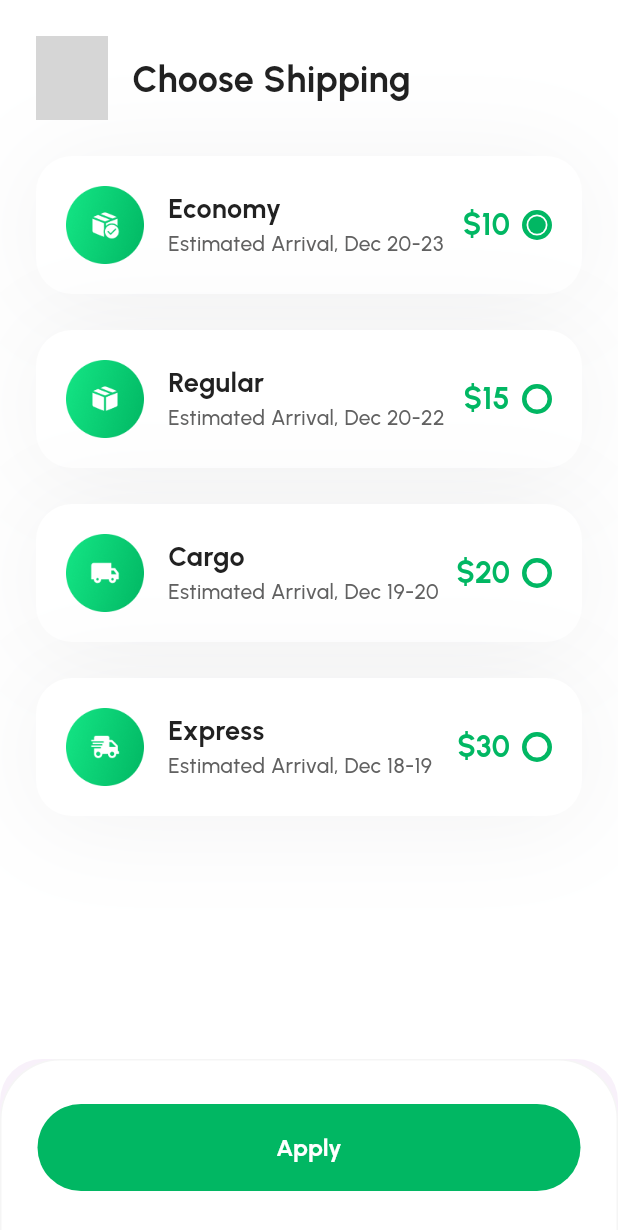
After one commit to HamiidrezaRamezani/potea-plant-e-commerce, a Flutter app: the ChooseShippingPage screen opened directly, on a phone screen of 412 x 824 dp. The commit adds this screen. Shown: the top 1230 px of the screen. Run offline on Flutter 3.47's test engine with Material 3 defaults, Android fonts, the light colour scheme and no system bars; our stand-ins replace dots_indicator, flutter_svg, lottie, pin_code_fields; grey boxes are pictures that could not be loaded.

Commit message:
add choose shipping page add

```diff
--- a/lib/DesignSystem/images/app_images.dart
+++ b/lib/DesignSystem/images/app_images.dart
@@ -51,4 +51,8 @@ class AppImages {
   static String packVector = 'assets/images/png/packVector.png';
   static String truckVector = 'assets/images/png/truckVector.png';
   static String promoVector = 'assets/images/png/promoVector.png';
+  static String cargoVector = 'assets/images/png/cargoVector.png';
+  static String regularVector = 'assets/images/png/regularVector.png';
+  static String expressVector = 'assets/images/png/expressVector.png';
+  static String economyVector = 'assets/images/png/economyVector.png';
 }
--- a/lib/Presentation/ui/index_screens/cart_order_checkout_screens/checkout_page.dart
+++ b/lib/Presentation/ui/index_screens/cart_order_checkout_screens/checkout_page.dart
@@ -7,6 +7,7 @@ import 'package:potea_plant_e_commerce/DesignSystem/images/app_images.dart';
 import 'package:potea_plant_e_commerce/DesignSystem/shadow/app_shadow.dart';
 import 'package:potea_plant_e_commerce/DesignSystem/size/app_size.dart';
 import 'package:potea_plant_e_commerce/Presentation/ui/index_screens/cart_order_checkout_screens/add_promo_page.dart';
+import 'package:potea_plant_e_commerce/Presentation/ui/index_screens/cart_order_checkout_screens/choose_shipping_page.dart';
 import 'package:potea_plant_e_commerce/Presentation/ui/index_screens/cart_order_checkout_screens/shpping_address_page.dart';
 
 import '../../../../DesignSystem/icons/app_icons.dart';
@@ -239,7 +240,12 @@ class _CheckoutPageState extends State<CheckoutPage> {
             height: 24,
           ),
           AppPadding.paddingOnlyWidget(
-              Container(
+              InkWell(
+                onTap: (){
+                  Navigator.push(context, MaterialPageRoute(builder: (context)=> const ChooseShippingPage()));
+                },
+                borderRadius: const BorderRadius.all(Radius.circular(20.0)),
+                child: Container(
                   height: 68.0,
                   width: context.width,
                   decoration: BoxDecoration(
@@ -270,6 +276,7 @@ class _CheckoutPageState extends State<CheckoutPage> {
                         width: 20.0,
                       ),
                     ],
+                  ),
                 ),
               ),
               24.0,
--- /dev/null
+++ b/lib/Presentation/ui/index_screens/cart_order_checkout_screens/choose_shipping_page.dart
@@ -0,0 +1,425 @@
+import 'package:flutter/material.dart';
+import 'package:flutter_svg/svg.dart';
+import 'package:potea_plant_e_commerce/DesignSystem/size/app_size.dart';
+
+import '../../../../DesignSystem/buttons/app_buttons.dart';
+import '../../../../DesignSystem/colors/app_colors.dart';
+import '../../../../DesignSystem/icons/app_icons.dart';
+import '../../../../DesignSystem/images/app_images.dart';
+import '../../../../DesignSystem/padding/app_padding.dart';
+import '../../../../DesignSystem/shadow/app_shadow.dart';
+import '../../../../DesignSystem/typography/text_style.dart';
+
+class ChooseShippingPage extends StatefulWidget {
+  const ChooseShippingPage({super.key});
+
+  @override
+  State<ChooseShippingPage> createState() => _ChooseShippingPageState();
+}
+
+class _ChooseShippingPageState extends State<ChooseShippingPage> {
+
+  int addressSelectedIndex = 0;
+
+  @override
+  Widget build(BuildContext context) {
+    return Scaffold(
+      backgroundColor: AppColors.white,
+      body: ListView(
+        children: [
+          AppPadding.paddingOnlyWidget(
+              SizedBox(
+                height: 56.0,
+                width: context.width,
+                child: Row(
+                  mainAxisAlignment: MainAxisAlignment.spaceBetween,
+                  children: [
+                    Row(
+                      children: [
+                        InkWell(
+                          onTap: () {},
+                          child: SvgPicture.asset(AppIcons.arrowLeft),
+                        ),
+                        const SizedBox(
+                          width: 16.0,
+                        ),
+                        TextStyles.heading4(
+                            'Choose Shipping', AppColors.grey900),
+                      ],
+                    ),
+                  ],
+                ),
+              ),
+              24.0,
+              24.0,
+              24.0,
+              0.0),
+          const SizedBox(
+            height: 24.0,
+          ),
+          AppPadding.paddingOnlyWidget(
+              InkWell(
+                onTap: (){
+                  setState(() {
+                    addressSelectedIndex = 0;
+                  });
+                },
+                borderRadius: const BorderRadius.all(Radius.circular(24.0)),
+                child: Container(
+                  height: 92.0,
+                  width: context.width,
+                  decoration: BoxDecoration(
+                    boxShadow: AppShadow.shadow2,
+                    borderRadius: const BorderRadius.all(Radius.circular(24.0)),
+                    color: AppColors.white,
+                  ),
+                  child: Row(
+                    children: [
+                      const SizedBox(
+                        width: 20.0,
+                      ),
+                      Image.asset(AppImages.economyVector, height: 52.0, width: 52.0,),
+                      const SizedBox(
+                        width: 16.0,
+                      ),
+                      Expanded(
+                          child: SizedBox(
+                            height: 48.0,
+                            child: Column(
+                              children: [
+                                Row(
+                                  children: [
+                                    TextStyles.heading6('Economy', AppColors.grey900),
+                                  ],
+                                ),
+                                Row(
+                                  children: [
+                                    TextStyles.bodyM('Estimated Arrival, Dec 20-23',
+                                        AppColors.grey700, 'medium', TextAlign.left)
+                                  ],
+                                ),
+                              ],
+                            ),
+                          )),
+                      const SizedBox(
+                        width: 8.0,
+                      ),
+                      TextStyles.heading5('\$10', AppColors.primary500Color),
+                      const SizedBox(
+                        width: 8.0,
+                      ),
+                      Container(
+                          height: 20.0,
+                          width: 20.0,
+                          decoration: BoxDecoration(
+                              shape: BoxShape.circle,
+                              color: AppColors.white,
+                              border: Border.all(
+                                  width: 3.0,
+                                  color: AppColors.primary500Color
+                              )
+                          ),
+                          child: (addressSelectedIndex == 0)?Center(
+                            child: Container(
+                              height: 11.67,
+                              width: 11.67,
+                              decoration: BoxDecoration(
+                                  shape: BoxShape.circle,
+                                  color: AppColors.primary500Color
+                              ),
+                            ),
+                          ): null
+                      ),
+                      const SizedBox(
+                        width: 20.0,
+                      ),
+                    ],
+                  ),
+                ),
+              ),
+              24.0,
+              24.0,
+              0.0,
+              0.0),
+          AppPadding.paddingOnlyWidget(
+              InkWell(
+                onTap: (){
+                  setState(() {
+                    addressSelectedIndex = 1;
+                  });
+                },
+                borderRadius: const BorderRadius.all(Radius.circular(24.0)),
+                child: Container(
+                  height: 92.0,
+                  width: context.width,
+                  decoration: BoxDecoration(
+                    boxShadow: AppShadow.shadow2,
+                    borderRadius: const BorderRadius.all(Radius.circular(24.0)),
+                    color: AppColors.white,
+                  ),
+                  child: Row(
+                    children: [
+                      const SizedBox(
+                        width: 20.0,
+                      ),
+                      Image.asset(AppImages.regularVector, height: 52.0, width: 52.0,),
+                      const SizedBox(
+                        width: 16.0,
+                      ),
+                      Expanded(
+                          child: SizedBox(
+                            height: 48.0,
+                            child: Column(
+                              children: [
+                                Row(
+                                  children: [
+                                    TextStyles.heading6('Regular', AppColors.grey900),
+                                  ],
+                                ),
+                                Row(
+                                  children: [
+                                    TextStyles.bodyM('Estimated Arrival, Dec 20-22',
+                                        AppColors.grey700, 'medium', TextAlign.left)
+                                  ],
+                                ),
+                              ],
+                            ),
+                          )),
+                      const SizedBox(
+                        width: 8.0,
+                      ),
+                      TextStyles.heading5('\$15', AppColors.primary500Color),
+                      const SizedBox(
+                        width: 8.0,
+                      ),
+                      Container(
+                          height: 20.0,
+                          width: 20.0,
+                          decoration: BoxDecoration(
+                              shape: BoxShape.circle,
+                              color: AppColors.white,
+                              border: Border.all(
+                                  width: 3.0,
+                                  color: AppColors.primary500Color
+                              )
+                          ),
+                          child: (addressSelectedIndex == 1)?Center(
+                            child: Container(
+                              height: 11.67,
+                              width: 11.67,
+                              decoration: BoxDecoration(
+                                  shape: BoxShape.circle,
+                                  color: AppColors.primary500Color
+                              ),
+                            ),
+                          ): null
+                      ),
+                      const SizedBox(
+                        width: 20.0,
+                      ),
+                    ],
+                  ),
+                ),
+              ),
+              24.0,
+              24.0,
+              24.0,
+              0.0),
+          AppPadding.paddingOnlyWidget(
+              InkWell(
+                onTap: (){
+                  setState(() {
+                    addressSelectedIndex = 2;
+                  });
+                },
+                borderRadius: const BorderRadius.all(Radius.circular(24.0)),
+                child: Container(
+                  height: 92.0,
+                  width: context.width,
+                  decoration: BoxDecoration(
+                    boxShadow: AppShadow.shadow2,
+                    borderRadius: const BorderRadius.all(Radius.circular(24.0)),
+                    color: AppColors.white,
+                  ),
+                  child: Row(
+                    children: [
+                      const SizedBox(
+                        width: 20.0,
+                      ),
+                      Image.asset(AppImages.cargoVector, height: 52.0, width: 52.0,),
+                      const SizedBox(
+                        width: 16.0,
+                      ),
+                      Expanded(
+                          child: SizedBox(
+                            height: 48.0,
+                            child: Column(
+                              children: [
+                                Row(
+                                  children: [
+                                    TextStyles.heading6('Cargo', AppColors.grey900),
+                                  ],
+                                ),
+                                Row(
+                                  children: [
+                                    TextStyles.bodyM('Estimated Arrival, Dec 19-20',
+                                        AppColors.grey700, 'medium', TextAlign.left)
+                                  ],
+                                ),
+                              ],
+                            ),
+                          )),
+                      const SizedBox(
+                        width: 8.0,
+                      ),
+                      TextStyles.heading5('\$20', AppColors.primary500Color),
+                      const SizedBox(
+                        width: 8.0,
+                      ),
+                      Container(
+                          height: 20.0,
+                          width: 20.0,
+                          decoration: BoxDecoration(
+                              shape: BoxShape.circle,
+                              color: AppColors.white,
+                              border: Border.all(
+                                  width: 3.0,
+                                  color: AppColors.primary500Color
+                              )
+                          ),
+                          child: (addressSelectedIndex == 2)?Center(
+                            child: Container(
+                              height: 11.67,
+                              width: 11.67,
+                              decoration: BoxDecoration(
+                                  shape: BoxShape.circle,
+                                  color: AppColors.primary500Color
+                              ),
+                            ),
+                          ): null
+                      ),
+                      const SizedBox(
+                        width: 20.0,
+                      ),
+                    ],
+                  ),
+                ),
+              ),
+              24.0,
+              24.0,
+              24.0,
+              0.0),
+          AppPadding.paddingOnlyWidget(
+              InkWell(
+                onTap: (){
+                  setState(() {
+                    addressSelectedIndex = 3;
+                  });
+                },
+                borderRadius: const BorderRadius.all(Radius.circular(24.0)),
+                child: Container(
+                  height: 92.0,
+                  width: context.width,
+                  decoration: BoxDecoration(
+                    boxShadow: AppShadow.shadow2,
+                    borderRadius: const BorderRadius.all(Radius.circular(24.0)),
+                    color: AppColors.white,
+                  ),
+                  child: Row(
+                    children: [
+                      const SizedBox(
+                        width: 20.0,
+                      ),
+                      Image.asset(AppImages.expressVector, height: 52.0, width: 52.0,),
+                      const SizedBox(
+                        width: 16.0,
+                      ),
+                      Expanded(
+                          child: SizedBox(
+                            height: 48.0,
+                            child: Column(
+                              children: [
+                                Row(
+                                  children: [
+                                    TextStyles.heading6('Express', AppColors.grey900),
+                                  ],
+                                ),
+                                Row(
+                                  children: [
+                                    TextStyles.bodyM('Estimated Arrival, Dec 18-19',
+                                        AppColors.grey700, 'medium', TextAlign.left)
+                                  ],
+                                ),
+                              ],
+                            ),
+                          )),
+                      const SizedBox(
+                        width: 8.0,
+                      ),
+                      TextStyles.heading5('\$30', AppColors.primary500Color),
+                      const SizedBox(
+                        width: 8.0,
+                      ),
+                      Container(
+                          height: 20.0,
+                          width: 20.0,
+                          decoration: BoxDecoration(
+                              shape: BoxShape.circle,
+                              color: AppColors.white,
+                              border: Border.all(
+                                  width: 3.0,
+                                  color: AppColors.primary500Color
+                              )
+                          ),
+                          child: (addressSelectedIndex == 3)?Center(
+                            child: Container(
+                              height: 11.67,
+                              width: 11.67,
+                              decoration: BoxDecoration(
+                                  shape: BoxShape.circle,
+                                  color: AppColors.primary500Color
+                              ),
+                            ),
+                          ): null
+                      ),
+                      const SizedBox(
+                        width: 20.0,
+                      ),
+                    ],
+                  ),
+                ),
+              ),
+              24.0,
+              24.0,
+              24.0,
+              0.0),
+        ],
+      ),
+      bottomSheet: Container(
+        height: 118.0,
+        width: context.width,
+        decoration: BoxDecoration(
+          borderRadius: const BorderRadius.only(
+              topRight: Radius.circular(40.0), topLeft: Radius.circular(40.0)),
+          color: AppColors.white,
+          border: Border.all(width: 1.0, color: AppColors.grey100),
+        ),
+        child: Center(
+            child: Directionality(
+                textDirection: TextDirection.rtl,
+                child: AppPadding.paddingOnlyWidget(
+                    AppButtons.buttonWithoutIcon(
+                        'Apply',
+                        context.width,
+                        58.0,
+                        AppColors.white,
+                        100.0,
+                        AppColors.primary500Color),
+                    24.0,
+                    24.0,
+                    0.0,
+                    0.0))),
+      ),
+    );
+  }
+}
--- a/pubspec.yaml
+++ b/pubspec.yaml
@@ -211,6 +211,10 @@ flutter:
     - assets/images/png/packVector.png
     - assets/images/png/truckVector.png
     - assets/images/png/promoVector.png
+    - assets/images/png/cargoVector.png
+    - assets/images/png/regularVector.png
+    - assets/images/png/expressVector.png
+    - assets/images/png/economyVector.png
 
   fonts:
     - family: urbanistRegular
```
Also changed, not shown: assets/images/png/cargoVector.png (added), assets/images/png/economyVector.png (added), assets/images/png/expressVector.png (added), assets/images/png/regularVector.png (added). Lines whose indentation alone changed are shown as unchanged.
